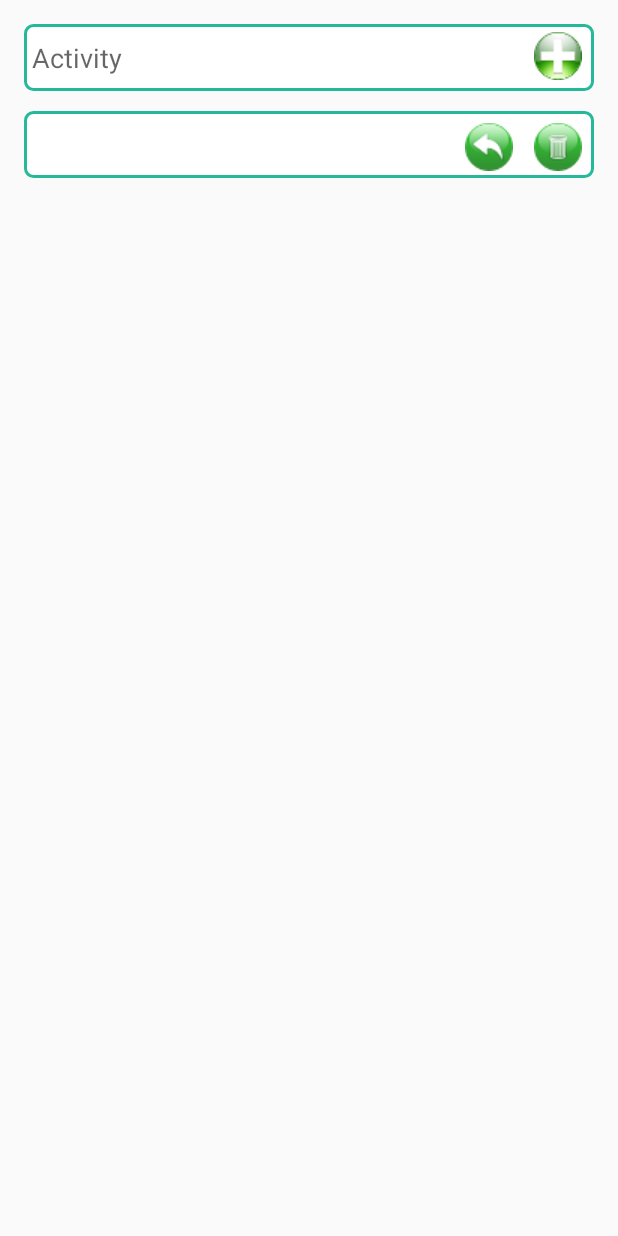
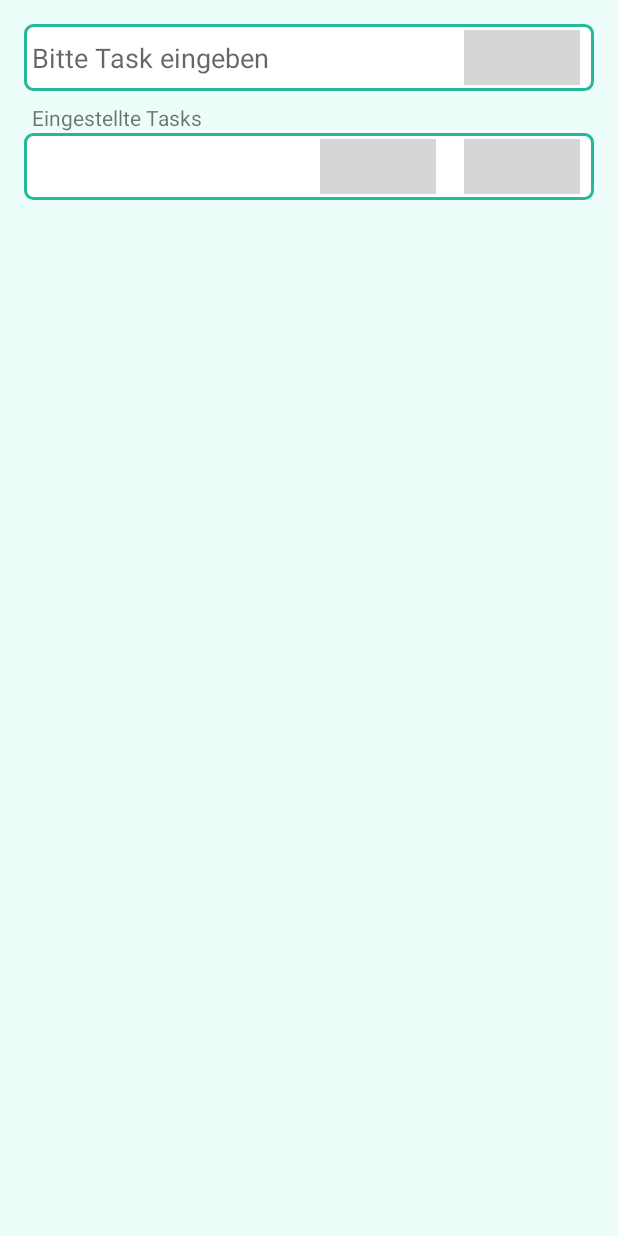
Before and after one commit to develkd/todo, an Android app: the screen it shows after launch (MainActivity), after a tap on an icon or button, on a phone screen of 412 x 824 dp. Run offline under Robolectric (Android 15) with nearby library versions, the phone set to English and light mode, and no system bars; grey boxes are pictures that could not be loaded.

Commit message:
-- Icons Changed -- BackgroundColor set -- Label on head of list set

```diff
--- a/app/src/main/AndroidManifest.xml
+++ b/app/src/main/AndroidManifest.xml
@@ -4,18 +4,16 @@
 
     <application
         android:allowBackup="true"
-        android:icon="@mipmap/ic_launcher"
+        android:icon="@mipmap/ic_border_color"
         android:label="@string/app_name"
-        android:roundIcon="@mipmap/ic_launcher_round"
+        android:roundIcon="@mipmap/ic_border_color"
         android:supportsRtl="true"
         android:theme="@style/AppTheme">
         <activity android:name=".MainActivity">
             <intent-filter>
                 <action android:name="android.intent.action.MAIN" />
-
                 <category android:name="android.intent.category.LAUNCHER" />
             </intent-filter>
         </activity>
     </application>
-
 </manifest>
--- a/app/src/main/res/layout/activity_main.xml
+++ b/app/src/main/res/layout/activity_main.xml
@@ -4,22 +4,22 @@
     xmlns:tools="http://schemas.android.com/tools"
     android:layout_width="match_parent"
     android:layout_height="match_parent"
+    android:orientation="vertical"
     android:paddingBottom="16dp"
     android:paddingLeft="16dp"
     android:paddingRight="16dp"
     android:paddingTop="16dp"
+    android:weightSum="1"
+    android:background="#ecfdfa"
     tools:context="kd.master.de.todolist.MainActivity"
-    tools:layout_editor_absoluteY="25dp"
     tools:layout_editor_absoluteX="0dp"
-    android:orientation="vertical"
-    android:weightSum="1">
+    tools:layout_editor_absoluteY="25dp">
 
 
     <RelativeLayout
         android:layout_width="match_parent"
-        android:layout_height="match_parent"
-        android:layout_gravity="center_horizontal"
-        android:paddingBottom="20dp">
+        android:layout_height="wrap_content"
+        android:layout_gravity="center_horizontal">
 
         <EditText
             android:id="@+id/editText"
@@ -29,8 +29,7 @@
             android:layout_alignParentEnd="true"
             android:layout_alignParentStart="true"
             android:layout_alignParentTop="true"
-            android:layout_marginBottom="5dp"
-            android:hint="Activity"
+            android:hint="Bitte Task eingeben"
             android:paddingLeft="5dp"
             android:paddingRight="50dp"
             android:textColorLink="?attr/editTextColor"
@@ -40,13 +39,29 @@
             android:id="@+id/btn_add"
             android:layout_width="wrap_content"
             android:layout_height="wrap_content"
+            android:layout_alignBottom="@+id/editText"
             android:layout_alignParentEnd="true"
             android:layout_alignParentTop="true"
             android:background="@android:color/transparent"
             android:onClick="addTask"
-            android:paddingRight="8dp"
-            android:paddingTop="5dp"
-            app:srcCompat="@drawable/task_add_trans_32_32" />
+            android:paddingRight="0dp"
+            android:paddingTop="0dp"
+            android:scaleX="0.8"
+            android:scaleY="0.8"
+            app:srcCompat="@drawable/add_circle" />
+
+    </RelativeLayout>
+
+    <TextView
+        android:id="@+id/infoText"
+        android:layout_width="match_parent"
+        android:layout_height="20dp"
+        android:layout_alignParentStart="true"
+        android:layout_alignParentTop="true"
+        android:layout_marginTop="8dp"
+        android:background="@android:color/transparent"
+        android:paddingLeft="5dp"
+        android:text="Eingestellte Tasks" />
 
     <ListView
         android:id="@+id/list_todo"
@@ -54,12 +69,9 @@
         android:layout_height="wrap_content"
         android:layout_alignParentStart="true"
         android:layout_below="@+id/editText"
-            android:layout_marginTop="8dp"
         android:elevation="0dp"
         tools:layout_editor_absoluteX="17dp"
         tools:layout_editor_absoluteY="111dp" />
 
-    </RelativeLayout>
-
 
 </LinearLayout>
--- a/app/src/main/res/layout/list_todo.xml
+++ b/app/src/main/res/layout/list_todo.xml
@@ -9,35 +9,40 @@
         android:id="@+id/task_title"
         android:layout_width="match_parent"
         android:layout_height="wrap_content"
-        android:layout_marginBottom="1dp"
         android:paddingLeft="5dp"
         android:paddingRight="90dp"
         android:text="Hi"
         android:textSize="18sp"
-        android:theme="@style/ListStyleEditText" />
+        android:theme="@style/ListStyleEditText"
+        android:layout_alignParentTop="true"
+        android:layout_alignParentStart="true" />
 
     <ImageButton
         android:id="@+id/edit"
         android:layout_width="wrap_content"
         android:layout_height="wrap_content"
+        android:layout_alignBottom="@+id/task_title"
         android:layout_alignParentTop="true"
-        android:layout_marginEnd="14dp"
-        android:layout_marginTop="8dp"
         android:layout_toStartOf="@+id/delete"
         android:background="@android:color/transparent"
         android:onClick="editTask"
-        app:srcCompat="@drawable/task_edit_trans_32_32" />
+        android:scaleX="0.8"
+        android:scaleY="0.8"
+        app:srcCompat="@drawable/edit_mode" />
 
     <ImageButton
         android:id="@+id/delete"
         android:layout_width="wrap_content"
         android:layout_height="wrap_content"
         android:layout_alignParentEnd="true"
-        android:layout_alignTop="@+id/edit"
-        android:layout_marginRight="8dp"
         android:background="@android:color/transparent"
         android:onClick="deleteTask"
-        app:srcCompat="@drawable/task_delete_trans_32_32" />
+        android:scaleX="0.8"
+        android:scaleY="0.8"
+        app:srcCompat="@drawable/remove_circle"
+        android:layout_alignBottom="@+id/task_title"
+        android:layout_alignParentTop="true" />
+
 
 
 </RelativeLayout>
--- a/app/src/main/res/values/strings.xml
+++ b/app/src/main/res/values/strings.xml
@@ -1,3 +1,3 @@
 <resources>
-    <string name="app_name">Todo</string>
+    <string name="app_name">Task-Me-App</string>
 </resources>
--- a/app/src/main/res/values/styles.xml
+++ b/app/src/main/res/values/styles.xml
@@ -5,7 +5,7 @@
         <!-- Customize your theme here. -->
         <item name="colorPrimary">#25b99a</item>
         <item name="colorPrimaryDark">#51c7ae</item>
-        <item name="colorAccent">#FFCFF2EB</item>
+        <item name="colorAccent">#72edd6</item>
     </style>
 
     <style name= "TodoStyleEditText" parent="@android:style/Widget.EditText">
```
Lines whose indentation alone changed are shown as unchanged.
